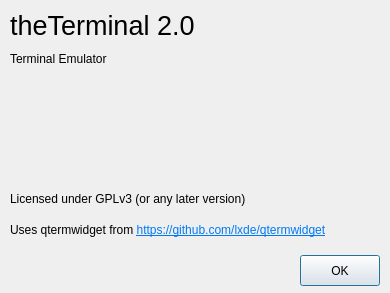
First picture: the form in terminal/about.ui, repository theCheeseboard/theterminal, before the edit.
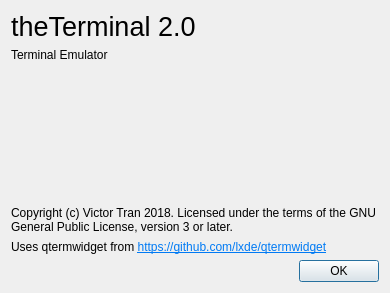
Second picture: the form after the edit. Icons and pictures are not drawn.

```diff
--- a/terminal/about.ui
+++ b/terminal/about.ui
@@ -13,32 +13,9 @@
   <property name="windowTitle">
    <string>About theTerminal</string>
   </property>
-  <widget class="QPushButton" name="pushButton">
-   <property name="geometry">
-    <rect>
-     <x>300</x>
-     <y>255</y>
-     <width>80</width>
-     <height>31</height>
-    </rect>
-   </property>
-   <property name="text">
-    <string>OK</string>
-   </property>
-   <property name="icon">
-    <iconset theme="dialog-ok">
-     <normaloff>../theFile</normaloff>../theFile</iconset>
-   </property>
-  </widget>
+  <layout class="QVBoxLayout" name="verticalLayout">
+   <item>
   <widget class="QLabel" name="label">
-   <property name="geometry">
-    <rect>
-     <x>10</x>
-     <y>10</y>
-     <width>371</width>
-     <height>31</height>
-    </rect>
-   </property>
    <property name="font">
     <font>
      <pointsize>20</pointsize>
@@ -48,41 +25,39 @@
     <string>theTerminal 2.0</string>
    </property>
   </widget>
+   </item>
+   <item>
   <widget class="QLabel" name="label_2">
-   <property name="geometry">
-    <rect>
-     <x>10</x>
-     <y>50</y>
-     <width>381</width>
-     <height>18</height>
-    </rect>
-   </property>
    <property name="text">
     <string>Terminal Emulator</string>
    </property>
   </widget>
+   </item>
+   <item>
+    <spacer name="verticalSpacer">
+     <property name="orientation">
+      <enum>Qt::Vertical</enum>
+     </property>
+     <property name="sizeHint" stdset="0">
+      <size>
+       <width>20</width>
+       <height>40</height>
+      </size>
+     </property>
+    </spacer>
+   </item>
+   <item>
   <widget class="QLabel" name="label_4">
-   <property name="geometry">
-    <rect>
-     <x>10</x>
-     <y>190</y>
-     <width>381</width>
-     <height>18</height>
-    </rect>
-   </property>
    <property name="text">
-    <string>Licensed under GPLv3 (or any later version)</string>
-   </property>
-  </widget>
+      <string>Copyright (c) Victor Tran 2018. Licensed under the terms of the GNU General Public License, version 3 or later.</string>
+     </property>
+     <property name="wordWrap">
+      <bool>true</bool>
+     </property>
+    </widget>
+   </item>
+   <item>
   <widget class="QLabel" name="label_3">
-   <property name="geometry">
-    <rect>
-     <x>10</x>
-     <y>210</y>
-     <width>371</width>
-     <height>41</height>
-    </rect>
-   </property>
    <property name="text">
     <string>&lt;html&gt;&lt;head/&gt;&lt;body&gt;&lt;p&gt;Uses qtermwidget from &lt;a href=&quot;https://github.com/lxde/qtermwidget&quot;&gt;&lt;span style=&quot; text-decoration: underline; color:#007af4;&quot;&gt;https://github.com/lxde/qtermwidget&lt;/span&gt;&lt;/a&gt;&lt;/p&gt;&lt;/body&gt;&lt;/html&gt;</string>
    </property>
@@ -93,6 +68,36 @@
     <bool>true</bool>
    </property>
   </widget>
+   </item>
+   <item>
+    <layout class="QHBoxLayout" name="horizontalLayout">
+     <item>
+      <spacer name="horizontalSpacer">
+       <property name="orientation">
+        <enum>Qt::Horizontal</enum>
+       </property>
+       <property name="sizeHint" stdset="0">
+        <size>
+         <width>40</width>
+         <height>20</height>
+        </size>
+       </property>
+      </spacer>
+     </item>
+     <item>
+      <widget class="QPushButton" name="pushButton">
+       <property name="text">
+        <string>OK</string>
+       </property>
+       <property name="icon">
+        <iconset theme="dialog-ok">
+         <normaloff>../theFile</normaloff>../theFile</iconset>
+       </property>
+      </widget>
+     </item>
+    </layout>
+   </item>
+  </layout>
  </widget>
  <resources/>
  <connections/>
```
Lines whose indentation alone changed are shown as unchanged.
